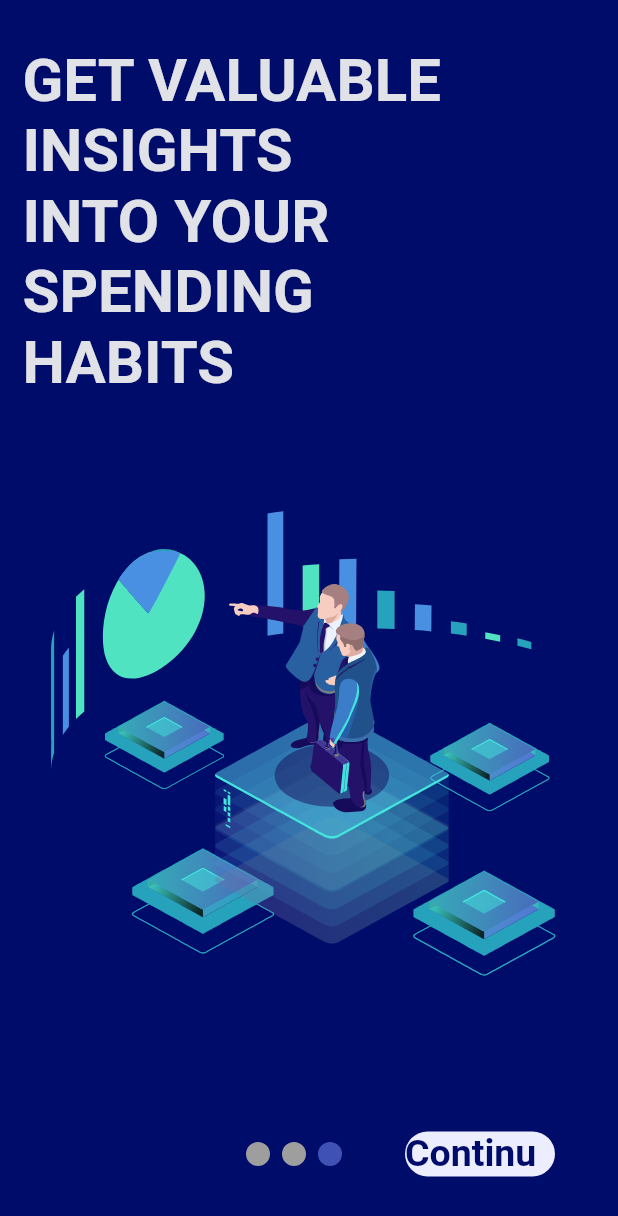
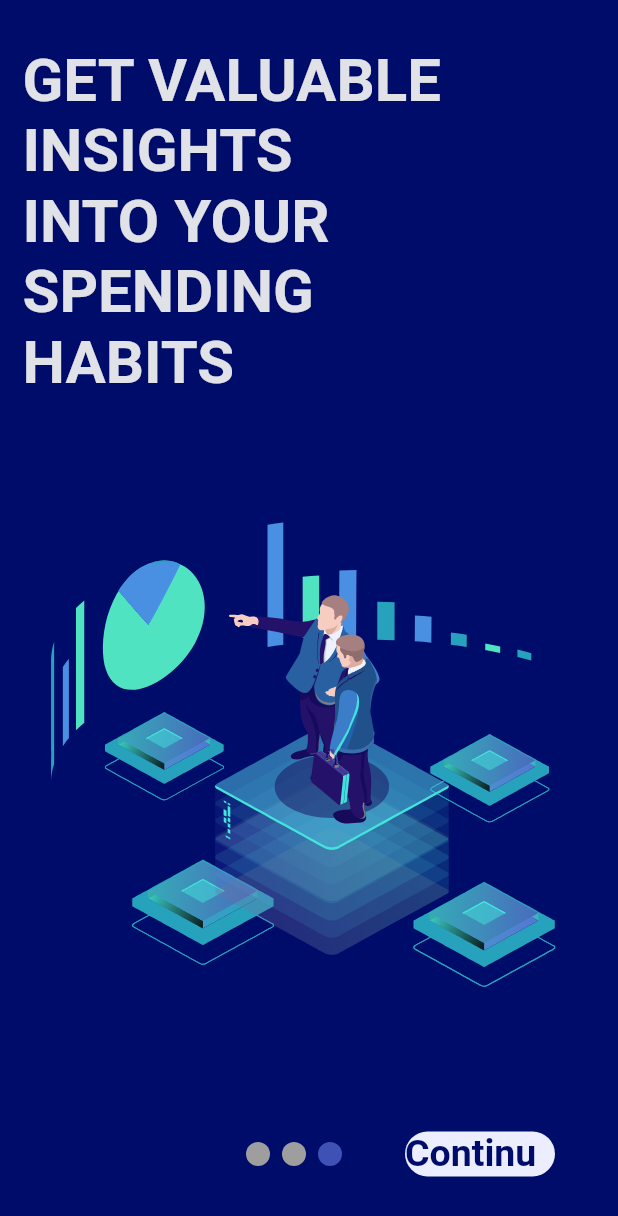
Before and after one commit to Sufiyan0010/Money_Saver, a Flutter app: the screen it shows after launch, after a tap on "Skip", on a phone screen of 412 x 824 dp. Shown: the top 1216 px of the screen. Run offline on Flutter 3.47's test engine with Material 2 defaults, Android fonts, the phone set to English and light mode, and no system bars; drawn by our look-alikes of smooth_page_indicator; our stand-ins replace flutter_slidable, hive_flutter, lottie, page_transition, share_plus, shared_preferences and 1 more; missing offline and left inert: animated_snack_bar; accounts and stored records are empty; Roboto replaces fonts that are missing (Hubballi, hubballi).

Commit message:
onboarding lottie size arranger

```diff
--- a/lib/welcome_screen/boarding_pages/page_one.dart
+++ b/lib/welcome_screen/boarding_pages/page_one.dart
@@ -26,7 +26,10 @@ class PageOne extends StatelessWidget {
               ),
 
 
-            Lottie.asset('assets/Comp.json')
+            SizedBox(
+              height: MediaQuery.of(context).size.height *0.5,
+              width: MediaQuery.of(context).size.height *0.5,
+              child: Lottie.asset('assets/Comp.json'))
             ],
           ),
         ),
--- a/lib/welcome_screen/boarding_pages/page_three.dart
+++ b/lib/welcome_screen/boarding_pages/page_three.dart
@@ -2,18 +2,18 @@ import 'package:flutter/material.dart';
 import 'package:lottie/lottie.dart';
 
 import '../../styles/styles.dart';
+
 class PageThree extends StatelessWidget {
   const PageThree({super.key});
 
   @override
   Widget build(BuildContext context) {
     return Scaffold(
-      backgroundColor:greenShade,
+      backgroundColor: greenShade,
       body: SafeArea(
         child: Padding(
-          padding: const EdgeInsets.only(left: 15,top: 30),
-          child:
-             Column(
+          padding: const EdgeInsets.only(left: 15, top: 30),
+          child: Column(
             crossAxisAlignment: CrossAxisAlignment.start,
             children: [
               Text(
@@ -27,12 +27,12 @@ class PageThree extends StatelessWidget {
               const SizedBox(
                 height: 50,
               ),
-
-
-               Lottie.asset('assets/companystat.json'),
+              SizedBox(
+                  height: MediaQuery.of(context).size.height * 0.5,
+                  width: MediaQuery.of(context).size.height * 0.5,
+                  child: Lottie.asset('assets/companystat.json')),
             ],
           ),
-
         ),
       ),
     );
--- a/lib/welcome_screen/boarding_pages/page_two.dart
+++ b/lib/welcome_screen/boarding_pages/page_two.dart
@@ -15,7 +15,7 @@ class PageTwo extends StatelessWidget {
           crossAxisAlignment: CrossAxisAlignment.start,
           children: [
             Padding(
-              padding: const EdgeInsets.only(left: 15,top: 30),
+              padding: const EdgeInsets.only(left: 15, top: 30),
               child: Text(
                 'TRACK YOUR \nEXPENSES \nAND\nSAVE YOUR \nMONEY HERE...',
                 style: TextStyle(
@@ -26,9 +26,12 @@ class PageTwo extends StatelessWidget {
               ),
             ),
             const SizedBox(
-              height: 60,
+              height: 30,
             ),
-            Lottie.asset('assets/savemoney.json'),
+            SizedBox(
+                height: MediaQuery.of(context).size.height * 0.5,
+                width: MediaQuery.of(context).size.height * 0.5,
+                child: Lottie.asset('assets/savemoney.json')),
           ],
         ),
       ),
```
Lines whose indentation alone changed are shown as unchanged.
